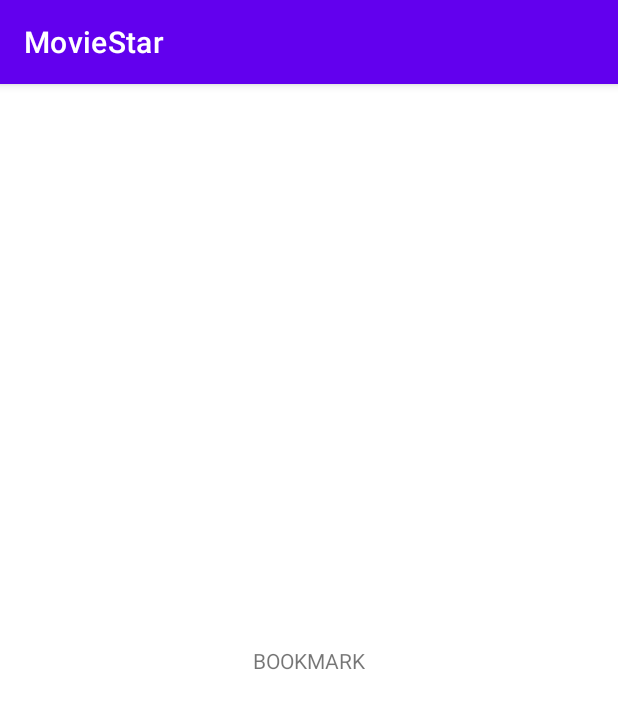
After one commit to twaun95/Movie_Star, an Android app: the fragment BookMarkFragment shown on its own in the app's theme, on a phone screen of 412 x 824 dp. The commit adds this screen. Shown: the top 709 px of the screen. Run offline under Robolectric (Android 15) with nearby library versions, the phone set to English and light mode, and no system bars; our stand-ins replace Dagger/Hilt's generated code, data binding.

Commit message:
feat : (검색, 즐겨찾기) 바텀네비게이션바 & 뷰페이저 생성

```diff
--- /dev/null
+++ b/app/src/main/java/com/twaun95/moviestar/presentation/ui/bookmark/BookMarkFragment.kt
@@ -0,0 +1,16 @@
+package com.twaun95.moviestar.presentation.ui.bookmark
+
+import androidx.fragment.app.viewModels
+import com.twaun95.moviestar.R
+import com.twaun95.moviestar.databinding.FragmentBookmarkBinding
+import com.twaun95.moviestar.presentation.base.BaseFragment
+import dagger.hilt.android.AndroidEntryPoint
+
+@AndroidEntryPoint
+class BookMarkFragment : BaseFragment<FragmentBookmarkBinding, BookMarkFragmentViewModel>(R.layout.fragment_bookmark) {
+    override val fragmentVM by viewModels<BookMarkFragmentViewModel>()
+
+    companion object {
+        fun getInstance() : BookMarkFragment = BookMarkFragment()
+    }
+}
--- /dev/null
+++ b/app/src/main/res/layout/fragment_bookmark.xml
@@ -0,0 +1,26 @@
+<?xml version="1.0" encoding="utf-8"?>
+<layout xmlns:app="http://schemas.android.com/apk/res-auto"
+    xmlns:tools="http://schemas.android.com/tools"
+    xmlns:android="http://schemas.android.com/apk/res/android">
+
+    <data>
+
+    </data>
+
+    <androidx.constraintlayout.widget.ConstraintLayout
+        android:layout_width="match_parent"
+        android:layout_height="match_parent">
+
+
+        <TextView
+            android:id="@+id/textView"
+            android:layout_width="wrap_content"
+            android:layout_height="wrap_content"
+            android:text="BOOKMARK"
+            app:layout_constraintBottom_toBottomOf="parent"
+            app:layout_constraintEnd_toEndOf="parent"
+            app:layout_constraintHorizontal_bias="0.5"
+            app:layout_constraintStart_toStartOf="parent"
+            app:layout_constraintTop_toTopOf="parent" />
+    </androidx.constraintlayout.widget.ConstraintLayout>
+</layout>
--- a/app/src/main/res/values/strings.xml
+++ b/app/src/main/res/values/strings.xml
@@ -1,3 +1,6 @@
 <resources>
     <string name="app_name">MovieStar</string>
+
+    <style name="bottom_navi_search">검색</style>
+    <style name="bottom_navi_bookmark">즐겨찾기</style>
 </resources>
```
Also changed, not shown: app/src/main/java/com/twaun95/moviestar/presentation/adapter/MovieViewPageAdapter.kt (added, +18 -0 lines), app/src/main/java/com/twaun95/moviestar/presentation/ui/bookmark/BookMarkFragmentViewModel.kt (added, +9 -0 lines), app/src/main/java/com/twaun95/moviestar/presentation/ui/main/MainActivity.kt (+29 -0 lines), app/src/main/java/com/twaun95/moviestar/presentation/ui/search/SearchFragment.kt (added, +16 -0 lines), app/src/main/java/com/twaun95/moviestar/presentation/ui/search/SearchFragmentViewModel.kt (added, +9 -0 lines), app/src/main/res/layout/activity_main.xml (+17 -9 lines), app/src/main/res/layout/fragment_search.xml (added, +24 -0 lines), app/src/main/res/menu/bottom_navigation_bar.xml (added, +13 -0 lines).
